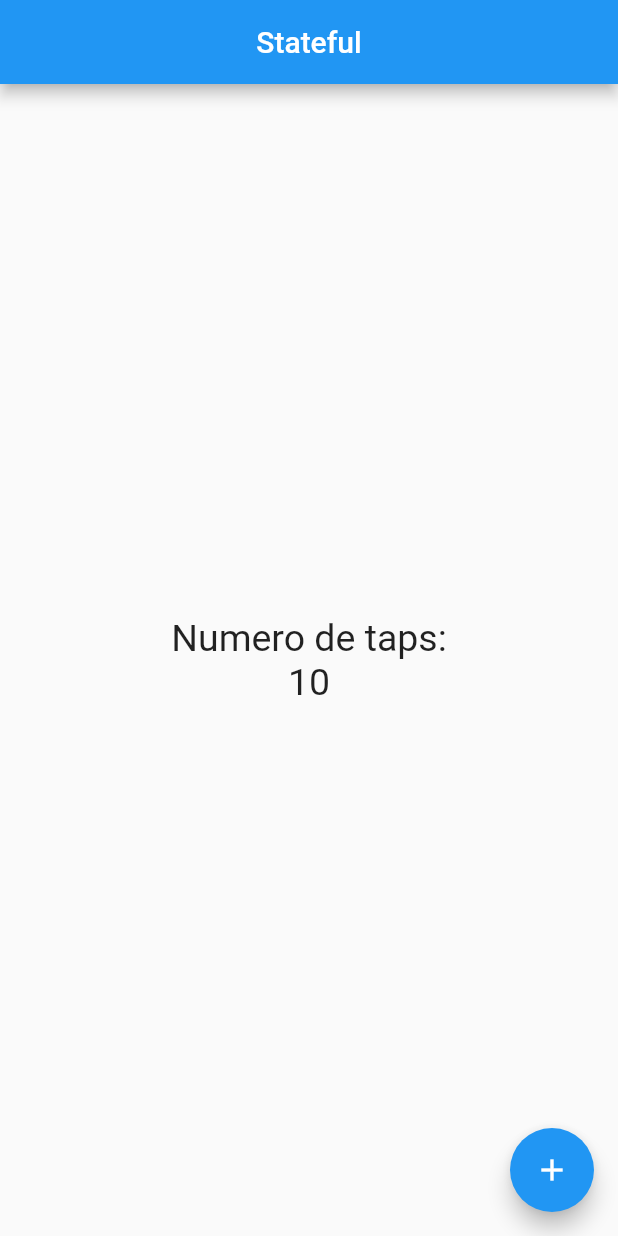
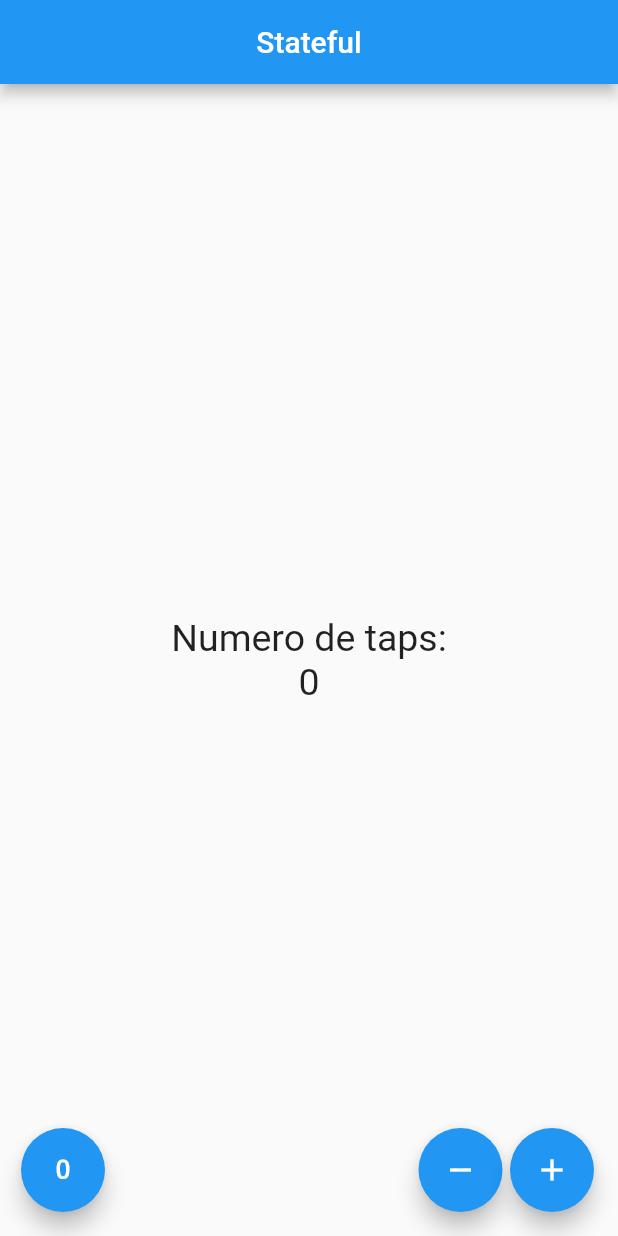
Before and after one commit to Kuteji/contador_flutter, a Flutter app: the screen it shows after launch, on a phone screen of 412 x 824 dp. Run offline on Flutter 3.47's test engine with Material 2 defaults, Android fonts, the phone set to English and light mode, and no system bars.

Commit message:
finalizando la app

```diff
--- a/lib/main.dart
+++ b/lib/main.dart
@@ -1,4 +1,5 @@
 import 'package:flutter/Material.dart';
+//import 'package:contador/src/app.dart';
 import 'src/app.dart';
 
 void main() {
--- a/lib/src/app.dart
+++ b/lib/src/app.dart
@@ -9,8 +9,8 @@ class MyApp extends StatelessWidget {
   Widget build( context ){
 
       return MaterialApp(
+        debugShowCheckedModeBanner: false,
         home: Center(
-        //  child: HomePage(),
          child: ContadorPage(),
         ),
       );
--- a/lib/src/pages/contador_page.dart
+++ b/lib/src/pages/contador_page.dart
@@ -15,7 +15,7 @@ class _ContadorPageState extends State<ContadorPage>{
 
   final TextStyle _estiloTexto = new TextStyle(fontSize: 25);
 
-  int _conteo = 10;
+  int _conteo = 0;
 
    @override
   Widget build(BuildContext context) {
@@ -34,18 +34,37 @@ class _ContadorPageState extends State<ContadorPage>{
           ],
         ),
       ),
-      floatingActionButton: FloatingActionButton(
-        child: Icon(Icons.add),
-        onPressed: () {
-
-          setState(() {
-              _conteo++;
-          });
-
-        },
-      ),
+      floatingActionButton: _crearBotones()
       //floatingActionButtonLocation: FloatingActionButtonLocation.centerFloat,
     );
   }
 
+  Widget _crearBotones() {
+
+    return Row(
+      mainAxisAlignment: MainAxisAlignment.end,
+      children: <Widget>[
+          SizedBox(width: 30,),
+          FloatingActionButton(child: Icon(Icons.exposure_zero), onPressed: _reset),
+          Expanded(child: SizedBox()),
+          FloatingActionButton(child: Icon(Icons.remove), onPressed: _sustraer),
+          SizedBox(width: 5.0),
+          FloatingActionButton(child: Icon(Icons.add), onPressed: _agregar),
+      ],
+    );
+
+  }
+
+  void _agregar() {
+    setState(() => _conteo++ );
+  }
+
+  void _sustraer() {
+    setState(() => _conteo-- );
+  }
+
+  void _reset() {
+    setState(() => _conteo = 0 );
+  }
+
 }
--- a/lib/src/pages/home_page.dart
+++ b/lib/src/pages/home_page.dart
@@ -1,8 +1,8 @@
 import 'package:flutter/material.dart';
 
-class HomePage extends StatelessWidget{
+// class HomePage extends StatelessWidget{
 
 
-}
+// }
 
 // La mayoria de los widgets solo soportan un child
```
